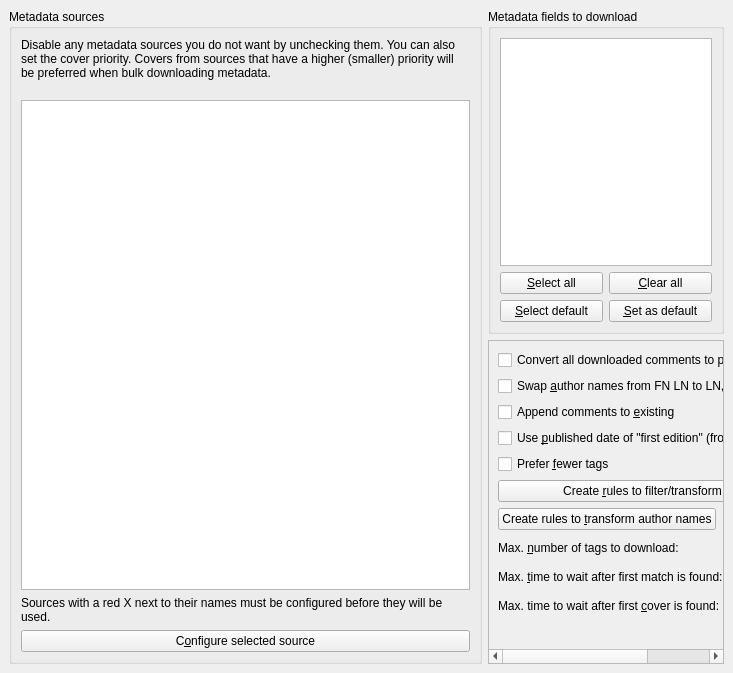
Before: the Qt Designer form src/calibre/gui2/preferences/metadata_sources.ui in kovidgoyal/calibre, drawn with Qt 5.
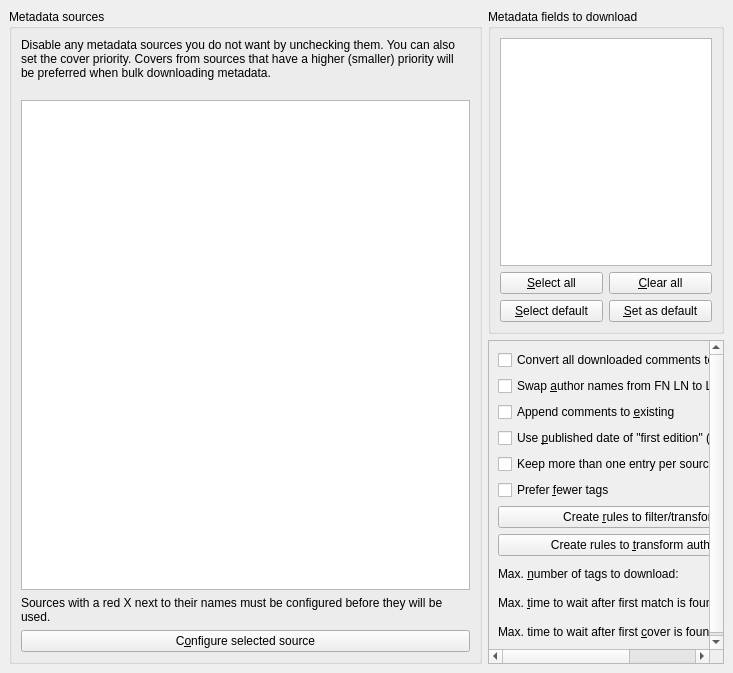
After: the same form once the commit is applied. Icons and pictures are not drawn.

Commit message: Metadata download: Add an option (in Preferences->Metadata download) to keep multiple results from individual metadata sources, useful if yu prefer to pick the best result by hand and use only one or two metadata sources. Fixes #1802293 [download metadata only keeps one book per source](https://bugs.launchpad.net/calibre/+bug/1802293)

```diff
--- a/src/calibre/gui2/preferences/metadata_sources.ui
+++ b/src/calibre/gui2/preferences/metadata_sources.ui
@@ -147,7 +147,7 @@
               <x>0</x>
               <y>0</y>
               <width>373</width>
-              <height>341</height>
+              <height>333</height>
              </rect>
             </property>
             <property name="sizePolicy">
@@ -164,14 +164,61 @@
                </property>
               </widget>
              </item>
-             <item row="3" column="0" colspan="2">
+             <item row="8" column="0">
+              <widget class="QLabel" name="label_2">
+               <property name="text">
+                <string>Max. &amp;number of tags to download:</string>
+               </property>
+               <property name="buddy">
+                <cstring>opt_max_tags</cstring>
+               </property>
+              </widget>
+             </item>
+             <item row="9" column="0">
+              <widget class="QLabel" name="label_3">
+               <property name="text">
+                <string>Max. &amp;time to wait after first match is found:</string>
+               </property>
+               <property name="buddy">
+                <cstring>opt_wait_after_first_identify_result</cstring>
+               </property>
+              </widget>
+             </item>
+             <item row="8" column="1">
+              <widget class="QSpinBox" name="opt_max_tags"/>
+             </item>
+             <item row="9" column="1">
+              <widget class="QSpinBox" name="opt_wait_after_first_identify_result">
+               <property name="suffix">
+                <string> secs</string>
+               </property>
+              </widget>
+             </item>
+             <item row="10" column="0">
+              <widget class="QLabel" name="label_4">
+               <property name="text">
+                <string>Max. time to wait after first &amp;cover is found:</string>
+               </property>
+               <property name="buddy">
+                <cstring>opt_wait_after_first_cover_result</cstring>
+               </property>
+              </widget>
+             </item>
+             <item row="10" column="1">
+              <widget class="QSpinBox" name="opt_wait_after_first_cover_result">
+               <property name="suffix">
+                <string> secs</string>
+               </property>
+              </widget>
+             </item>
+             <item row="1" column="0" colspan="2">
               <widget class="QCheckBox" name="opt_swap_author_names">
                <property name="text">
                 <string>Swap &amp;author names from FN LN to LN, FN</string>
                </property>
               </widget>
              </item>
-             <item row="5" column="0" colspan="2">
+             <item row="2" column="0" colspan="2">
               <widget class="QCheckBox" name="opt_append_comments">
                <property name="toolTip">
                 <string>&lt;p&gt;When downloading comments, append the downloaded comments to any existing comment, instead of overwriting them.</string>
@@ -184,14 +231,24 @@
                </property>
               </widget>
              </item>
-             <item row="6" column="0" colspan="2">
+             <item row="3" column="0" colspan="2">
               <widget class="QCheckBox" name="opt_find_first_edition_date">
                <property name="text">
                 <string>Use &amp;published date of &quot;first edition&quot; (from worldcat.org)</string>
                </property>
               </widget>
              </item>
-             <item row="9" column="0" colspan="2">
+             <item row="4" column="0" colspan="2">
+              <widget class="QCheckBox" name="opt_keep_dups">
+               <property name="toolTip">
+                <string>&lt;p&gt;Normally, the metadata download system will keep only a single result per metadata source. This option will cause it to keep all results returned from every metadata source. useful if you only use one or two sources and want to select individual results from them by hand. Note that result with identical title/author/identifiers are still merged.</string>
+               </property>
+               <property name="text">
+                <string>Keep more than one entry per source</string>
+               </property>
+              </widget>
+             </item>
+             <item row="5" column="0" colspan="2">
               <widget class="QCheckBox" name="opt_fewer_tags">
                <property name="toolTip">
                 <string>&lt;p&gt;Different metadata sources have different sets of tags for the same book. If this option is checked, then calibre will use the smaller tag sets. These tend to be more like genres, while the larger tag sets tend to describe the books content.
@@ -205,67 +262,20 @@
                </property>
               </widget>
              </item>
-             <item row="10" column="0" colspan="2">
+             <item row="6" column="0" colspan="2">
               <widget class="QPushButton" name="tag_map_rules_button">
                <property name="text">
                 <string>Create &amp;rules to filter/transform tags</string>
                </property>
               </widget>
              </item>
-             <item row="12" column="0">
+             <item row="7" column="0" colspan="2">
               <widget class="QPushButton" name="author_map_rules_button">
                <property name="text">
                 <string>Create rules to &amp;transform author names</string>
                </property>
               </widget>
              </item>
-             <item row="13" column="1">
-              <widget class="QSpinBox" name="opt_max_tags"/>
-             </item>
-             <item row="13" column="0">
-              <widget class="QLabel" name="label_2">
-               <property name="text">
-                <string>Max. &amp;number of tags to download:</string>
-               </property>
-               <property name="buddy">
-                <cstring>opt_max_tags</cstring>
-               </property>
-              </widget>
-             </item>
-             <item row="14" column="0">
-              <widget class="QLabel" name="label_3">
-               <property name="text">
-                <string>Max. &amp;time to wait after first match is found:</string>
-               </property>
-               <property name="buddy">
-                <cstring>opt_wait_after_first_identify_result</cstring>
-               </property>
-              </widget>
-             </item>
-             <item row="14" column="1">
-              <widget class="QSpinBox" name="opt_wait_after_first_identify_result">
-               <property name="suffix">
-                <string> secs</string>
-               </property>
-              </widget>
-             </item>
-             <item row="15" column="0">
-              <widget class="QLabel" name="label_4">
-               <property name="text">
-                <string>Max. time to wait after first &amp;cover is found:</string>
-               </property>
-               <property name="buddy">
-                <cstring>opt_wait_after_first_cover_result</cstring>
-               </property>
-              </widget>
-             </item>
-             <item row="15" column="1">
-              <widget class="QSpinBox" name="opt_wait_after_first_cover_result">
-               <property name="suffix">
-                <string> secs</string>
-               </property>
-              </widget>
-             </item>
             </layout>
            </widget>
           </widget>
```
The commit also changes 3 other files.
